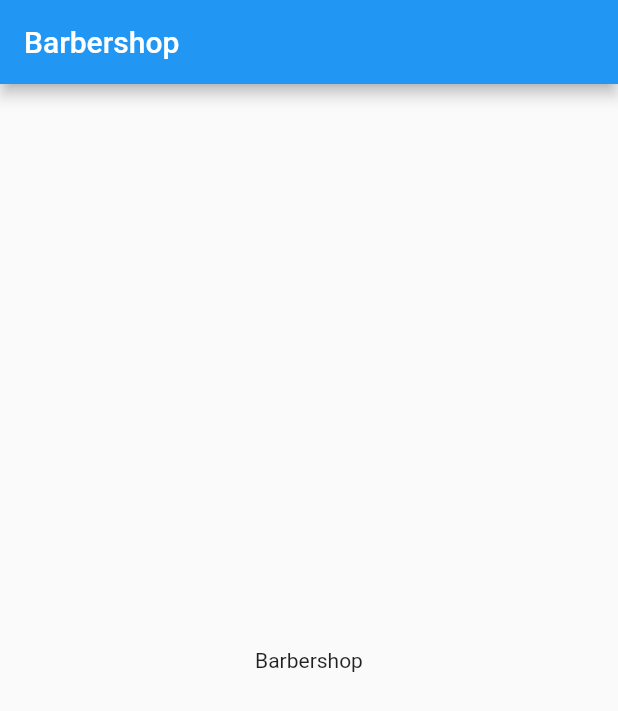
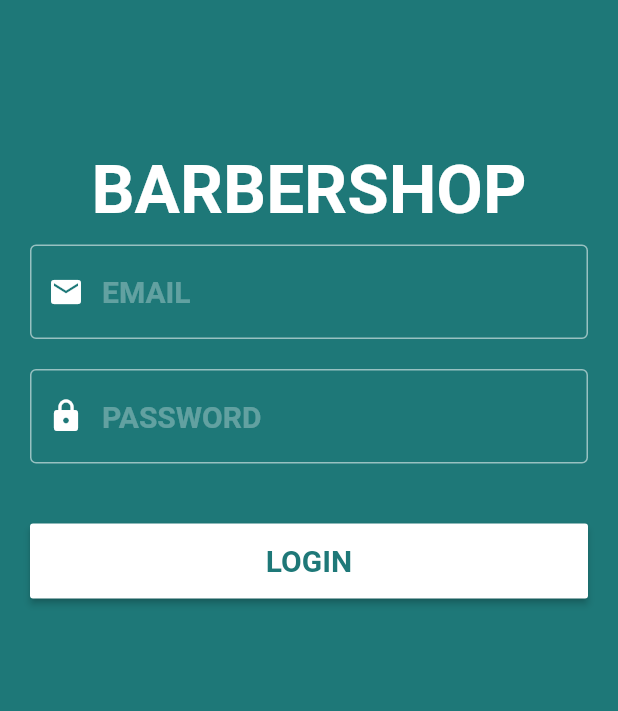
Before and after one commit to andrewchuev/barbershop, a Flutter app: the screen it shows after launch, on a phone screen of 412 x 824 dp. Shown: the top 711 px of the screen. Run offline on Flutter 3.47's test engine with Material 2 defaults, Android fonts, the phone set to English and light mode, and no system bars; our stand-ins replace firebase_auth; accounts and stored records are empty.

Commit message:
Add Authorization page

```diff
--- a/lib/main.dart
+++ b/lib/main.dart
@@ -1,4 +1,5 @@
 import 'package:flutter/material.dart';
+import 'package:barbershop/screens/authorization.dart';
 
 void main() => runApp(Barbershop());
 
@@ -8,31 +9,10 @@ class Barbershop extends StatelessWidget {
     return MaterialApp(
       title: 'Barbershop',
       theme: ThemeData(
-        primarySwatch: Colors.blue,
+        primaryColor: Color.fromRGBO(30, 120, 120, 1),
+        textTheme: TextTheme(title: TextStyle(color: Colors.white)),
       ),
-      home: MyHomePage(title: 'Barbershop'),
+      home: AuthorizationPage(title: 'Barbershop'),
     );
   }
 }
-
-class MyHomePage extends StatefulWidget {
-  MyHomePage({Key key, this.title}) : super(key: key);
-  final String title;
-
-  @override
-  _MyHomePageState createState() => _MyHomePageState();
-}
-
-class _MyHomePageState extends State<MyHomePage> {
-  @override
-  Widget build(BuildContext context) {
-    return Scaffold(
-      appBar: AppBar(
-        title: Text(widget.title),
-      ),
-      body: Center(
-        child: Text('Barbershop'),
-      ),
-    );
-  }
-}
--- /dev/null
+++ b/lib/screens/authorization.dart
@@ -0,0 +1,123 @@
+import 'package:flutter/cupertino.dart';
+import 'package:flutter/material.dart';
+
+class AuthorizationPage extends StatefulWidget {
+  AuthorizationPage({Key key, this.title}) : super(key: key);
+  final String title;
+
+  @override
+  _AuthorizationPageState createState() => _AuthorizationPageState();
+}
+
+class _AuthorizationPageState extends State<AuthorizationPage> {
+  TextEditingController _emailController = TextEditingController();
+  TextEditingController _passwordController = TextEditingController();
+
+  String _email;
+  String _password;
+  bool showLogin = true;
+
+  @override
+  Widget build(BuildContext context) {
+    Widget _logo() {
+      return Padding(
+        padding: EdgeInsets.only(top: 100),
+        child: Container(
+          child: Align(
+            child: Text(
+              'BARBERSHOP',
+              style: TextStyle(fontSize: 45, fontWeight: FontWeight.bold, color: Colors.white),
+            ),
+          ),
+        ),
+      );
+    }
+
+    Widget _input(Icon icon, String hint, TextEditingController controller, bool obscure) {
+      return Container(
+        padding: EdgeInsets.only(left: 20, right: 20),
+        child: TextField(
+            controller: controller,
+            obscureText: obscure,
+            style: TextStyle(fontSize: 20, color: Colors.white),
+            decoration: InputDecoration(
+              hintStyle: TextStyle(fontWeight: FontWeight.bold, fontSize: 20, color: Colors.white30),
+              hintText: hint,
+              focusedBorder: OutlineInputBorder(
+                borderSide: BorderSide(color: Colors.white, width: 3),
+              ),
+              enabledBorder: OutlineInputBorder(
+                borderSide: BorderSide(color: Colors.white54, width: 1),
+              ),
+              prefixIcon: Padding(
+                padding: EdgeInsets.only(left: 10, right: 10),
+                child: IconTheme(
+                  data: IconThemeData(color: Colors.white),
+                  child: icon,
+                ),
+              ),
+            )),
+      );
+    }
+
+    Widget _button(String label, void func()) {
+      return RaisedButton(
+          splashColor: Theme.of(context).primaryColor,
+          highlightColor: Theme.of(context).primaryColor,
+          color: Colors.white,
+          child: Text(
+            label,
+            style: TextStyle(fontWeight: FontWeight.bold, color: Theme.of(context).primaryColor, fontSize: 20),
+          ),
+          onPressed: () {
+            func();
+          });
+    }
+
+    Widget _form(String label, void func()) {
+      return Container(
+        child: Column(
+          children: <Widget>[
+            Padding(
+              padding: EdgeInsets.only(bottom: 20, top: 10),
+              child: _input(Icon(Icons.email), "EMAIL", _emailController, false),
+            ),
+            Padding(
+              padding: EdgeInsets.only(bottom: 20),
+              child: _input(Icon(Icons.lock), "PASSWORD", _passwordController, true),
+            ),
+            SizedBox(height: 20),
+            Padding(
+              padding: EdgeInsets.only(left: 20, right: 20),
+              child: Container(
+                height: 50,
+                width: MediaQuery.of(context).size.width,
+                child: _button(label, func),
+              ),
+            )
+          ],
+        ),
+      );
+    }
+
+    void _buttonAction() {
+      print('button action');
+
+      _email = _emailController.text;
+      _password = _passwordController.text;
+
+      _emailController.clear();
+      _passwordController.clear();
+    }
+
+    return Scaffold(
+      backgroundColor: Theme.of(context).primaryColor,
+      body: Column(
+        children: <Widget>[
+          _logo(),
+          _form('LOGIN', _buttonAction),
+        ],
+      ),
+    );
+  }
+}
```
Also changed, not shown: lib/domain/user.dart (added, +8 -0 lines), lib/screens/home.dart (added, +23 -0 lines), lib/services/auth.dart (added, +34 -0 lines).
